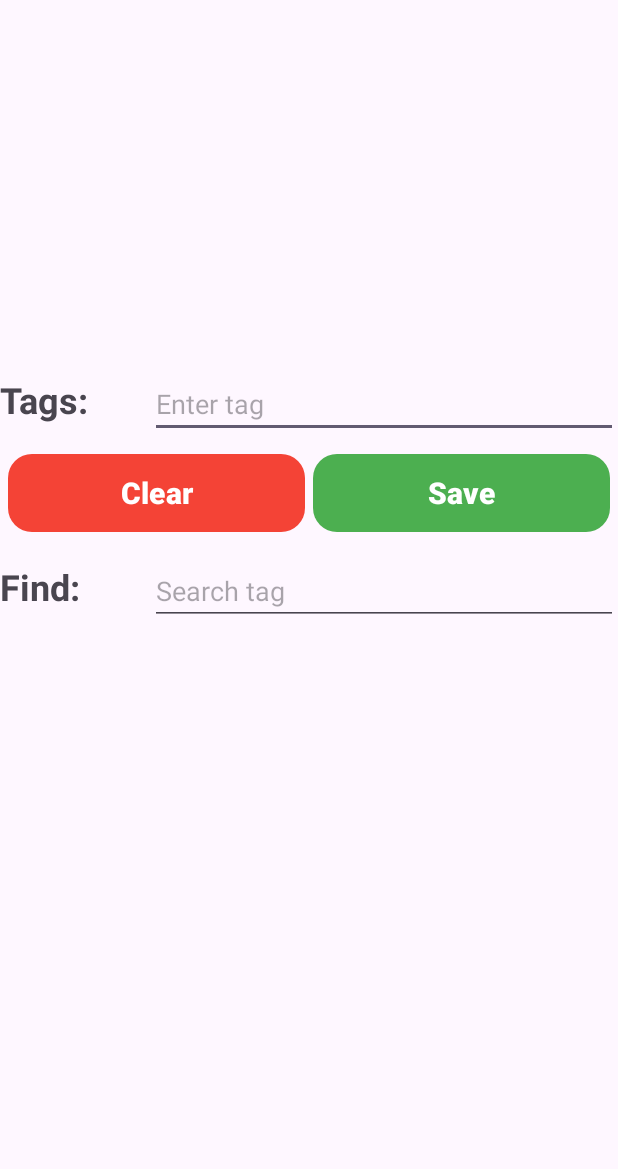
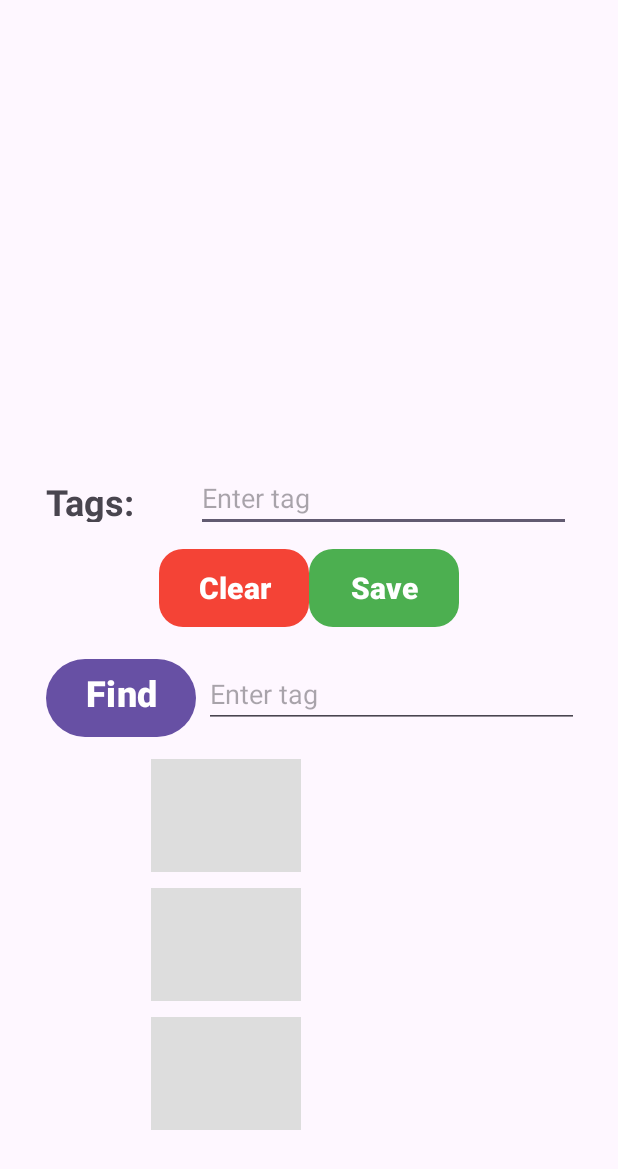
Before and after one commit to jreje/COMP433-Assignments, an Android app: the screen it shows after launch (MainActivity), on a phone screen of 412 x 824 dp. Shown: the top 1169 px of the screen. Run offline under Robolectric (Android 15) with nearby library versions, the phone set to English and light mode, and no system bars.

Commit message:
UI Updates

```diff
--- a/CW3/app/src/main/res/layout/activity_main.xml
+++ b/CW3/app/src/main/res/layout/activity_main.xml
@@ -1,123 +1,157 @@
 <?xml version="1.0" encoding="utf-8"?>
-<androidx.constraintlayout.widget.ConstraintLayout xmlns:android="http://schemas.android.com/apk/res/android"
+<LinearLayout xmlns:android="http://schemas.android.com/apk/res/android"
     xmlns:app="http://schemas.android.com/apk/res-auto"
     xmlns:tools="http://schemas.android.com/tools"
     android:id="@+id/main"
     android:layout_width="match_parent"
     android:layout_height="match_parent"
     tools:context=".MainActivity"
-    android:padding="16dp">
+    android:padding="16dp"
+    android:orientation="vertical"
+    android:gravity="center"
+    >
 
     <!-- Drawing Area -->
     <com.example.cw3.DrawingArea
         android:id="@+id/drawingArea"
-        android:layout_width="0dp"
+        android:layout_width="250dp"
         android:layout_height="250dp"
         app:layout_constraintTop_toTopOf="parent"
         app:layout_constraintStart_toStartOf="parent"
         app:layout_constraintEnd_toEndOf="parent" />
 
     <!-- Tags Label and Input -->
+    <LinearLayout
+        android:layout_width="wrap_content"
+        android:layout_height="wrap_content">
+
         <TextView
             android:id="@+id/tagsLabel"
             android:text="Tags:"
             android:textSize="24sp"
             android:textStyle="bold"
             android:layout_width="100dp"
-        android:layout_height="wrap_content"
-        app:layout_constraintTop_toBottomOf="@id/drawingArea"
-        app:layout_constraintStart_toStartOf="parent"
+            android:layout_height="30dp"
             />
 
         <EditText
             android:id="@+id/tagsInput"
-        android:layout_width="0dp"
-        android:layout_height="wrap_content"
+            android:layout_width="250dp"
+            android:layout_height="40dp"
             android:inputType="text"
-        app:layout_constraintStart_toEndOf="@id/tagsLabel"
-        app:layout_constraintEnd_toEndOf="parent"
-        app:layout_constraintBaseline_toBaselineOf="@id/tagsLabel"
             android:hint="Enter tag" />
+    </LinearLayout>
+
 
     <!-- Clear and Save Buttons -->
+    <LinearLayout
+        android:layout_gravity="center"
+        android:gravity="center"
+        android:layout_width="match_parent"
+        android:layout_height="75dp">
+
         <com.google.android.material.button.MaterialButton
+            android:id="@+id/clearButton"
+            android:layout_width="100dp"
+            android:layout_height="60dp"
             android:onClick="clear"
-        android:id="@+id/clearButton"
             android:text="Clear"
+            android:textColor="@android:color/white"
             android:textSize="20sp"
             android:textStyle="bold"
-        android:textColor="@android:color/white"
             app:backgroundTint="#F44336"
-        app:cornerRadius="16dp"
-        app:layout_constraintTop_toBottomOf="@id/tagsLabel"
-        app:layout_constraintStart_toStartOf="parent"
-        app:layout_constraintEnd_toStartOf="@id/saveButton"
-        app:layout_constraintWidth_percent="0.48"
-        android:layout_width="0dp"
-        android:layout_height="60dp"
-        android:layout_marginTop="16dp" />
+            app:cornerRadius="16dp" />
 
         <com.google.android.material.button.MaterialButton
+            android:id="@+id/saveButton"
+            android:layout_width="100dp"
+            android:layout_height="60dp"
             android:onClick="save"
-        android:id="@+id/saveButton"
             android:text="Save"
+            android:textColor="@android:color/white"
             android:textSize="20sp"
             android:textStyle="bold"
-        android:textColor="@android:color/white"
             app:backgroundTint="#4CAF50"
-        app:cornerRadius="16dp"
-        app:layout_constraintTop_toTopOf="@id/clearButton"
-        app:layout_constraintStart_toEndOf="@id/clearButton"
-        app:layout_constraintEnd_toEndOf="parent"
-        app:layout_constraintWidth_percent="0.48"
-        android:layout_width="0dp"
-        android:layout_height="60dp" />
+            app:cornerRadius="16dp" />
+    </LinearLayout>
 
     <!-- Find Label and Input -->
-    <TextView
+    <LinearLayout
+        android:layout_width="wrap_content"
+        android:layout_height="wrap_content"
+        android:gravity="center"
+        >
+
+        <Button
+            android:gravity="center"
             android:id="@+id/findLabel"
             android:text="Find:"
+            android:onClick="find"
             android:textSize="24sp"
             android:textStyle="bold"
-        app:layout_constraintTop_toBottomOf="@id/clearButton"
-        app:layout_constraintStart_toStartOf="parent"
             android:layout_width="100dp"
-        android:layout_height="wrap_content"
-        android:layout_marginTop="16dp" />
+            android:layout_height="60dp"
+            android:layout_margin="5dp"
+            />
 
         <EditText
             android:id="@+id/findInput"
-        android:layout_width="0dp"
-        android:layout_height="wrap_content"
+            android:layout_width="250dp"
+            android:layout_height="40dp"
             android:inputType="text"
-        android:hint="Search tag"
-        app:layout_constraintStart_toEndOf="@id/findLabel"
-        app:layout_constraintEnd_toEndOf="parent"
-        app:layout_constraintBaseline_toBaselineOf="@id/findLabel" />
+            android:hint="Enter tag" />
+    </LinearLayout>
 
+    <LinearLayout
+        android:layout_width="wrap_content"
+        android:layout_height="wrap_content">
         <ImageView
             android:id="@+id/drawing1"
             android:layout_width="100dp"
             android:layout_height="75dp"
-        android:layout_marginTop="16dp"
-        app:layout_constraintStart_toStartOf="parent"
-        app:layout_constraintTop_toBottomOf="@id/findLabel"
+            android:background="#DDDDDD"
+            android:layout_margin="5dp"
             />
+        <TextView
+            android:text=""
+            android:id="@+id/drawing1Text"
+            android:layout_width="100dp"
+            android:layout_height="75dp"
+            android:layout_margin="5dp"/>
+    </LinearLayout>
+    <LinearLayout
+        android:layout_width="wrap_content"
+        android:layout_height="wrap_content">
         <ImageView
             android:id="@+id/drawing2"
             android:layout_width="100dp"
             android:layout_height="75dp"
-        android:layout_marginTop="16dp"
-        app:layout_constraintStart_toStartOf="parent"
-        app:layout_constraintTop_toBottomOf="@id/drawing1"
+            android:background="#DDDDDD"
+            android:layout_margin="5dp"
             />
+        <TextView
+            android:text=""
+            android:id="@+id/drawing2Text"
+            android:layout_width="100dp"
+            android:layout_height="75dp"
+            android:layout_margin="5dp"/>
+    </LinearLayout>
+    <LinearLayout
+        android:layout_width="wrap_content"
+        android:layout_height="wrap_content">
         <ImageView
             android:id="@+id/drawing3"
             android:layout_width="100dp"
             android:layout_height="75dp"
-        android:layout_marginTop="16dp"
-        app:layout_constraintStart_toStartOf="parent"
-        app:layout_constraintTop_toBottomOf="@id/drawing2"
+            android:background="#DDDDDD"
+            android:layout_margin="5dp"
             />
+        <TextView
+            android:text=""
+            android:id="@+id/drawing3Text"
+            android:layout_width="100dp"
+            android:layout_height="75dp"
+            android:layout_margin="5dp"/>
+    </LinearLayout>
 
-</androidx.constraintlayout.widget.ConstraintLayout>
+</LinearLayout>
--- a/CW3/app/src/main/res/values/strings.xml
+++ b/CW3/app/src/main/res/values/strings.xml
@@ -1,3 +1,4 @@
 <resources>
     <string name="app_name">CW3</string>
+    <string name="drawing_info">%1$s\n%2$s</string>
 </resources>
```
Lines whose indentation alone changed are shown as unchanged.
